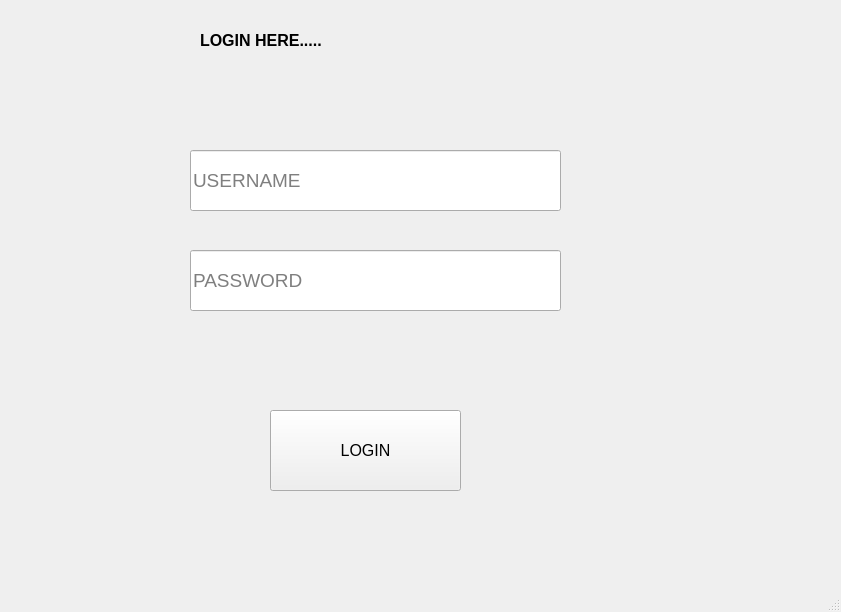
Qt form khappppi/loginwindow.ui (Gaurang1044/Data-Structure-Visualizer) before a commit.
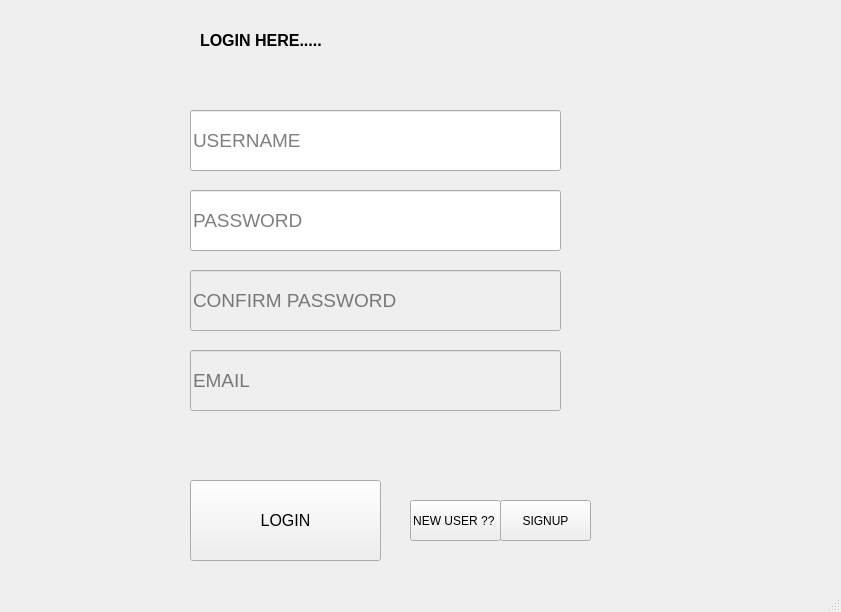
The same form after that commit.

```diff
--- a/khappppi/loginwindow.ui
+++ b/khappppi/loginwindow.ui
@@ -10,6 +10,12 @@
     <height>612</height>
    </rect>
   </property>
+  <property name="sizePolicy">
+   <sizepolicy hsizetype="Fixed" vsizetype="Fixed">
+    <horstretch>0</horstretch>
+    <verstretch>0</verstretch>
+   </sizepolicy>
+  </property>
   <property name="windowTitle">
    <string>MainWindow</string>
   </property>
@@ -18,7 +24,7 @@
     <property name="geometry">
      <rect>
       <x>190</x>
-      <y>150</y>
+      <y>110</y>
       <width>371</width>
       <height>61</height>
      </rect>
@@ -39,7 +45,7 @@
     <property name="geometry">
      <rect>
       <x>190</x>
-      <y>250</y>
+      <y>190</y>
       <width>371</width>
       <height>61</height>
      </rect>
@@ -60,8 +66,8 @@
    <widget class="QPushButton" name="pushButton">
     <property name="geometry">
      <rect>
-      <x>270</x>
-      <y>410</y>
+      <x>190</x>
+      <y>480</y>
       <width>191</width>
       <height>81</height>
      </rect>
@@ -83,8 +89,8 @@
     <property name="geometry">
      <rect>
       <x>180</x>
-      <y>350</y>
-      <width>411</width>
+      <y>440</y>
+      <width>501</width>
       <height>31</height>
      </rect>
     </property>
@@ -206,6 +212,82 @@
      <string>LOGIN HERE.....</string>
     </property>
    </widget>
+   <widget class="QLineEdit" name="lineEdit_3">
+    <property name="enabled">
+     <bool>false</bool>
+    </property>
+    <property name="geometry">
+     <rect>
+      <x>190</x>
+      <y>350</y>
+      <width>371</width>
+      <height>61</height>
+     </rect>
+    </property>
+    <property name="font">
+     <font>
+      <family>Segoe UI</family>
+      <pointsize>14</pointsize>
+     </font>
+    </property>
+    <property name="echoMode">
+     <enum>QLineEdit::Normal</enum>
+    </property>
+    <property name="placeholderText">
+     <string>EMAIL</string>
+    </property>
+   </widget>
+   <widget class="QLineEdit" name="lineEdit_4">
+    <property name="enabled">
+     <bool>false</bool>
+    </property>
+    <property name="geometry">
+     <rect>
+      <x>190</x>
+      <y>270</y>
+      <width>371</width>
+      <height>61</height>
+     </rect>
+    </property>
+    <property name="font">
+     <font>
+      <family>Segoe UI</family>
+      <pointsize>14</pointsize>
+     </font>
+    </property>
+    <property name="echoMode">
+     <enum>QLineEdit::Password</enum>
+    </property>
+    <property name="placeholderText">
+     <string>CONFIRM PASSWORD</string>
+    </property>
+   </widget>
+   <widget class="QPushButton" name="pushButton_2">
+    <property name="geometry">
+     <rect>
+      <x>410</x>
+      <y>500</y>
+      <width>91</width>
+      <height>41</height>
+     </rect>
+    </property>
+    <property name="text">
+     <string>NEW USER ?? </string>
+    </property>
+   </widget>
+   <widget class="QPushButton" name="pushButton_3">
+    <property name="geometry">
+     <rect>
+      <x>500</x>
+      <y>500</y>
+      <width>91</width>
+      <height>41</height>
+     </rect>
+    </property>
+    <property name="text">
+     <string>SIGNUP</string>
+    </property>
+   </widget>
   </widget>
   <widget class="QStatusBar" name="statusbar"/>
  </widget>
```
